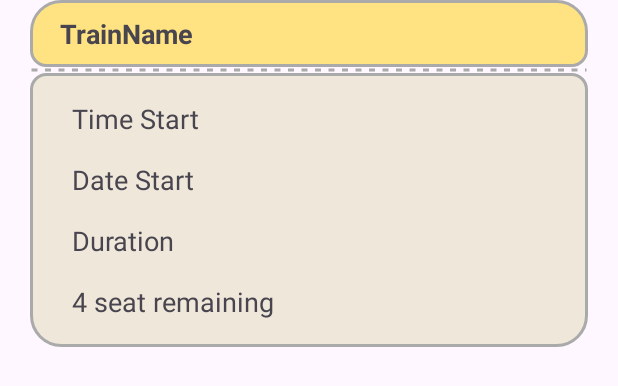
After one commit to thnhan2/trainticketapp, an Android app: the layout list_item_train.xml on its own in the app's theme, with its tools: preview values and no code run, on a phone screen of 412 x 824 dp. The commit adds this screen. Shown: the top 386 px of the screen. Run offline under Robolectric (Android 15) with nearby library versions, the phone set to English and light mode, and no system bars.

Commit message:
Add function Select Seat
Add Adapter and config route info
Update error null user.
Change data struct of route, train schedule

```diff
--- a/app/src/main/AndroidManifest.xml
+++ b/app/src/main/AndroidManifest.xml
@@ -12,6 +12,12 @@
         android:supportsRtl="true"
         android:theme="@style/Theme.Trainticketapp"
         tools:targetApi="31">
+        <activity
+            android:name=".SelectSeatActivity"
+            android:exported="false" />
+        <activity
+            android:name=".ListTrainActivity"
+            android:exported="false" />
         <activity
             android:name=".SelectWhereToActivity"
             android:exported="false" />
--- /dev/null
+++ b/app/src/main/res/drawable/dash_line_ngang.xml
@@ -0,0 +1,16 @@
+<?xml version="1.0" encoding="utf-8"?>
+<layer-list xmlns:android="http://schemas.android.com/apk/res/android">
+    <item>
+            android:fromDegrees="90"
+            android:toDegrees="90"
+            android:pivotX="50%"
+            android:pivotY="50%">
+            <shape android:shape="line">
+                <stroke
+                    android:width="2dp"
+                    android:color="@android:color/darker_gray"
+                    android:dashWidth="4dp"
+                    android:dashGap="5dp"/>
+            </shape>
+    </item>
+</layer-list>
--- /dev/null
+++ b/app/src/main/res/drawable/ticket_duoi.xml
@@ -0,0 +1,22 @@
+<?xml version="1.0" encoding="utf-8"?>
+<shape xmlns:android="http://schemas.android.com/apk/res/android"
+    >
+    <solid android:color="@color/white_grey" />
+    <corners android:bottomRightRadius="20dp"
+        android:bottomLeftRadius="20dp"
+        android:topRightRadius="10dp"
+        android:topLeftRadius="10dp"
+        />
+
+
+    <padding
+        android:left="20dp"
+        android:top="10dp"
+        android:right="20dp"
+        android:bottom="10dp" />
+
+    <stroke
+        android:width="2dp"
+        android:color="@android:color/darker_gray" /> <!-- Customize the stroke color -->
+
+</shape>
--- /dev/null
+++ b/app/src/main/res/drawable/ticket_tren.xml
@@ -0,0 +1,22 @@
+<?xml version="1.0" encoding="utf-8"?>
+<shape xmlns:android="http://schemas.android.com/apk/res/android"
+    >
+    <solid android:color="@color/yellow" />
+    <corners android:topLeftRadius="20dp"
+        android:topRightRadius="20dp"
+        android:bottomLeftRadius="10dp"
+        android:bottomRightRadius="10dp"
+        />
+
+
+    <padding
+        android:left="20dp"
+        android:top="10dp"
+        android:right="20dp"
+        android:bottom="10dp" />
+
+    <stroke
+        android:width="2dp"
+        android:color="@android:color/darker_gray" /> <!-- Customize the stroke color -->
+
+</shape>
--- /dev/null
+++ b/app/src/main/res/layout/list_item_train.xml
@@ -0,0 +1,74 @@
+<?xml version="1.0" encoding="utf-8"?>
+<!-- list_item_train.xml -->
+<LinearLayout
+    xmlns:android="http://schemas.android.com/apk/res/android"
+    android:layout_width="match_parent"
+    android:layout_height="wrap_content"
+    android:layout_marginStart="20dp"
+    android:layout_marginEnd="20dp"
+    android:layout_marginBottom="20dp"
+    android:elevation="4dp"
+    android:orientation="vertical">
+
+
+    <LinearLayout
+        android:layout_width="match_parent"
+        android:orientation="vertical"
+        android:layout_height="wrap_content">
+        <TextView
+            android:id="@+id/tvTrainName"
+            android:layout_width="match_parent"
+            android:layout_height="match_parent"
+
+            android:textSize="18sp"
+            android:textStyle="bold"
+            android:background="@drawable/ticket_tren"
+            android:text="TrainName"
+
+            />
+
+        <View
+            android:layout_width="match_parent"
+            android:layout_height="4dp"
+            android:background="@drawable/dash_line_ngang"/>
+    </LinearLayout>
+
+
+    <LinearLayout
+        android:layout_width="match_parent"
+        android:orientation="vertical"
+        android:background="@drawable/ticket_duoi"
+        android:layout_height="wrap_content">
+        <TextView
+            android:id="@+id/tvTrainStart"
+            android:layout_width="match_parent"
+            android:layout_height="wrap_content"
+            android:textSize="18sp"
+            android:text="Time Start"
+            android:padding="8dp"/>
+        <TextView
+            android:id="@+id/tvTrainDateStart"
+            android:layout_width="match_parent"
+            android:layout_height="wrap_content"
+            android:textSize="18sp"
+            android:text="Date Start"
+            android:padding="8dp"/>
+        <TextView
+            android:id="@+id/tvTrainDuration"
+            android:layout_width="match_parent"
+            android:layout_height="wrap_content"
+            android:textSize="18sp"
+            android:text="Duration"
+            android:padding="8dp"/>
+        <TextView
+            android:id="@+id/tvRemaining"
+            android:layout_width="wrap_content"
+            android:layout_height="wrap_content"
+            android:textSize="18sp"
+            android:padding="8dp"
+            android:text="4 seat remaining"
+            />
+    </LinearLayout>
+
+
+</LinearLayout>
--- a/app/src/main/res/values/colors.xml
+++ b/app/src/main/res/values/colors.xml
@@ -9,4 +9,7 @@
 
 <!--    app thmeme-->
     <color name="purple">#9e83d1</color>
+    <color name="yellow">#FFE382</color>
+    <color name="white_grey">#EEE7DA</color>
+
 </resources>
```
Also changed, not shown: app/src/main/java/com/nhan/trainticketapp/ListTrainActivity.kt (added, +65 -0 lines), app/src/main/java/com/nhan/trainticketapp/MainActivity.kt (+7 -0 lines), app/src/main/java/com/nhan/trainticketapp/SelectSeatActivity.kt (added, +11 -0 lines), app/src/main/java/com/nhan/trainticketapp/adapter/TrainAdapter.kt (added, +63 -0 lines), app/src/main/java/com/nhan/trainticketapp/fragment/ActivityFragment.kt (+16 -0 lines), app/src/main/java/com/nhan/trainticketapp/fragment/ActivityFragment2.kt (added, +102 -0 lines), app/src/main/java/com/nhan/trainticketapp/fragment/HomeFragment.kt (+7 -0 lines), app/src/main/java/com/nhan/trainticketapp/model/Schedule.kt (added, +7 -0 lines), app/src/main/java/com/nhan/trainticketapp/model/Train.kt (+8 -3 lines), app/src/main/java/com/nhan/trainticketapp/service/TrainService.kt (added, +52 -0 lines), app/src/main/res/drawable/ticket.xml (added, +16 -0 lines), app/src/main/res/layout/activity_list_train.xml (added, +27 -0 lines), app/src/main/res/layout/activity_select_seat.xml (added, +16 -0 lines).
